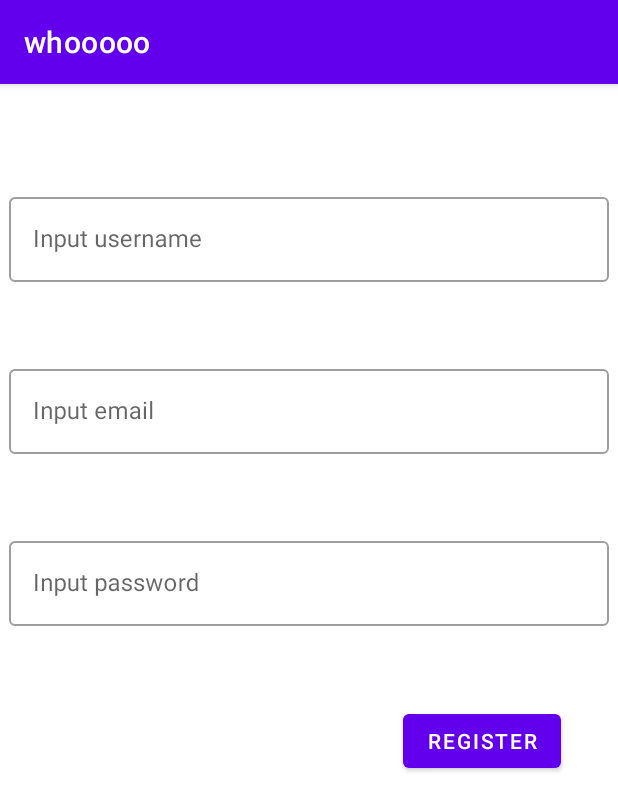
After one commit to vpizfu/whooooo, an Android app: the RegisterFragment screen opened through its navigation route, on a phone screen of 412 x 824 dp. The commit adds this screen. Shown: the top 811 px of the screen. Run offline under Robolectric (Android 15) with nearby library versions, the phone set to English and light mode, and no system bars; our stand-ins replace Firebase (no records; nobody signed in at launch, a user with empty details on screens opened directly); libraries missing offline, so code that uses them is left out: moxy.ktx.moxyPresenter; pictures from the network do not load; 1 statement that could not run was skipped.

Commit message:
add: login and registration fragments

```diff
--- /dev/null
+++ b/app/src/main/java/com/islery/whooooo/ui/register/RegisterFragment.kt
@@ -0,0 +1,60 @@
+package com.islery.whooooo.ui.register
+
+import android.os.Bundle
+import android.util.Log
+import android.view.LayoutInflater
+import android.view.View
+import android.view.ViewGroup
+import android.widget.Toast
+import androidx.fragment.app.Fragment
+import com.google.firebase.auth.FirebaseAuth
+import com.islery.whooooo.databinding.FragmentRegisterBinding
+import moxy.MvpAppCompatFragment
+import moxy.ktx.moxyPresenter
+
+
+class RegisterFragment : MvpAppCompatFragment(), ReqisterView {
+
+    private var _binding: FragmentRegisterBinding? = null
+    private val binding get() = _binding!!
+
+    private val presenter by moxyPresenter { RegisterPresenter() }
+
+    override fun onCreateView(
+        inflater: LayoutInflater, container: ViewGroup?,
+        savedInstanceState: Bundle?
+    ): View? {
+        _binding = FragmentRegisterBinding.inflate(inflater, container, false)
+        binding.regBtn.setOnClickListener {
+            presenter.performRegistration(
+                binding.inputEmail.text.toString().trim(),
+                binding.inputPass.text.toString().trim(),
+                binding.inputUsername.text.toString().trim()
+            )
+        }
+        val user = FirebaseAuth.getInstance().currentUser
+        Log.d("My_TAG", "onCreateView: ${user?.displayName}")
+        return binding.root
+    }
+
+    override fun onRegisterSuccess() {
+        Toast.makeText(requireContext(), "success", Toast.LENGTH_SHORT).show()
+    }
+
+    override fun onRegisterError(error: String) {
+        Toast.makeText(requireContext(), "error", Toast.LENGTH_SHORT).show()
+    }
+
+    override fun onEmailError(error: String?) {
+        binding.inputEmailLayout.error = error
+    }
+
+    override fun onPassError(error: String?) {
+        binding.inputPassLayout.error = error
+    }
+
+    override fun onDestroy() {
+        super.onDestroy()
+        _binding = null
+    }
+}
--- /dev/null
+++ b/app/src/main/java/com/islery/whooooo/ui/register/ReqisterView.kt
@@ -0,0 +1,20 @@
+package com.islery.whooooo.ui.register
+
+import moxy.MvpView
+import moxy.viewstate.strategy.alias.AddToEndSingle
+import moxy.viewstate.strategy.alias.SingleState
+import moxy.viewstate.strategy.alias.Skip
+
+interface ReqisterView : MvpView {
+    @Skip
+    fun onRegisterSuccess()
+
+    @SingleState
+    fun onRegisterError(error: String)
+
+    @AddToEndSingle
+    fun onEmailError(error: String?)
+
+    @AddToEndSingle
+    fun onPassError(error: String?)
+}
--- /dev/null
+++ b/app/src/main/res/layout/fragment_register.xml
@@ -0,0 +1,82 @@
+<?xml version="1.0" encoding="utf-8"?>
+<androidx.constraintlayout.widget.ConstraintLayout xmlns:android="http://schemas.android.com/apk/res/android"
+    xmlns:tools="http://schemas.android.com/tools"
+    android:layout_width="match_parent"
+    android:layout_height="match_parent"
+    xmlns:app="http://schemas.android.com/apk/res-auto"
+    tools:context=".ui.register.RegisterFragment"
+    android:padding="6dp">
+
+    <com.google.android.material.textfield.TextInputLayout
+        android:id="@+id/inputUsername_layout"
+        android:layout_width="0dp"
+        android:layout_height="wrap_content"
+        android:layout_marginTop="64dp"
+        app:errorEnabled="true"
+        style="@style/Widget.MaterialComponents.TextInputLayout.OutlinedBox"
+        app:layout_constraintBottom_toTopOf="@+id/inputEmail_layout"
+        app:layout_constraintEnd_toEndOf="parent"
+        app:layout_constraintStart_toStartOf="parent"
+        app:layout_constraintTop_toTopOf="parent">
+
+        <com.google.android.material.textfield.TextInputEditText
+            android:id="@+id/inputUsername"
+            android:layout_width="match_parent"
+            android:layout_height="wrap_content"
+            android:hint="Input username"
+            android:inputType="textPersonName" />
+
+    </com.google.android.material.textfield.TextInputLayout>
+
+    <com.google.android.material.textfield.TextInputLayout
+        android:id="@+id/inputEmail_layout"
+        android:layout_width="0dp"
+        android:layout_height="wrap_content"
+        android:layout_marginTop="32dp"
+        app:errorEnabled="true"
+        style="@style/Widget.MaterialComponents.TextInputLayout.OutlinedBox"
+        app:layout_constraintBottom_toTopOf="@+id/inputPass_layout"
+        app:layout_constraintEnd_toEndOf="parent"
+        app:layout_constraintStart_toStartOf="parent"
+        app:layout_constraintTop_toBottomOf="@id/inputUsername_layout">
+
+        <com.google.android.material.textfield.TextInputEditText
+            android:id="@+id/inputEmail"
+            android:layout_width="match_parent"
+            android:layout_height="wrap_content"
+            android:hint="Input email"
+            android:inputType="textEmailAddress" />
+
+    </com.google.android.material.textfield.TextInputLayout>
+
+    <com.google.android.material.textfield.TextInputLayout
+        android:id="@+id/inputPass_layout"
+        android:layout_width="0dp"
+        android:layout_height="wrap_content"
+        android:layout_marginTop="32dp"
+        app:errorEnabled="true"
+        style="@style/Widget.MaterialComponents.TextInputLayout.OutlinedBox"
+        app:layout_constraintEnd_toEndOf="parent"
+        app:layout_constraintStart_toStartOf="parent"
+        app:layout_constraintTop_toBottomOf="@id/inputEmail_layout">
+
+        <com.google.android.material.textfield.TextInputEditText
+            android:id="@+id/inputPass"
+            android:layout_width="match_parent"
+            android:layout_height="wrap_content"
+            android:hint="Input password"
+            android:inputType="textPassword" />
+
+    </com.google.android.material.textfield.TextInputLayout>
+
+    <Button
+        android:id="@+id/regBtn"
+        android:layout_width="wrap_content"
+        android:layout_height="wrap_content"
+        android:layout_marginTop="32dp"
+        android:layout_marginEnd="32dp"
+        android:text="Register"
+        app:layout_constraintEnd_toEndOf="parent"
+        app:layout_constraintTop_toBottomOf="@+id/inputPass_layout" />
+
+</androidx.constraintlayout.widget.ConstraintLayout>
--- a/app/src/main/res/navigation/main_graph.xml
+++ b/app/src/main/res/navigation/main_graph.xml
@@ -27,4 +27,18 @@
             android:name="vote"
             app:argType="com.islery.whooooo.data.model.VoteEvent" />
     </fragment>
+    <fragment
+        android:id="@+id/loginFragment"
+        android:name="com.islery.whooooo.ui.login.LoginFragment"
+        android:label="fragment_login"
+        tools:layout="@layout/fragment_login" >
+        <action
+            android:id="@+id/action_loginFragment_to_registerFragment"
+            app:destination="@id/registerFragment" />
+    </fragment>
+    <fragment
+        android:id="@+id/registerFragment"
+        android:name="com.islery.whooooo.ui.register.RegisterFragment"
+        android:label="fragment_register"
+        tools:layout="@layout/fragment_register" />
 </navigation>
```
Also changed, not shown: app/src/main/java/com/islery/whooooo/data/login/ILoginRepo.kt (added, +7 -0 lines), app/src/main/java/com/islery/whooooo/data/login/LoginRepositoryImpl.kt (added, +28 -0 lines), app/src/main/java/com/islery/whooooo/data/register/IRegRepo.kt (added, +10 -0 lines), app/src/main/java/com/islery/whooooo/data/register/RegisterRepositoryImpl.kt (added, +43 -0 lines), app/src/main/java/com/islery/whooooo/ui/login/LoginFragment.kt (added, +65 -0 lines), app/src/main/java/com/islery/whooooo/ui/login/LoginPresenter.kt (added, +63 -0 lines), app/src/main/java/com/islery/whooooo/ui/login/LoginView.kt (added, +23 -0 lines), app/src/main/java/com/islery/whooooo/ui/register/RegisterPresenter.kt (added, +73 -0 lines), app/src/main/res/layout/fragment_login.xml (added, +74 -0 lines).
